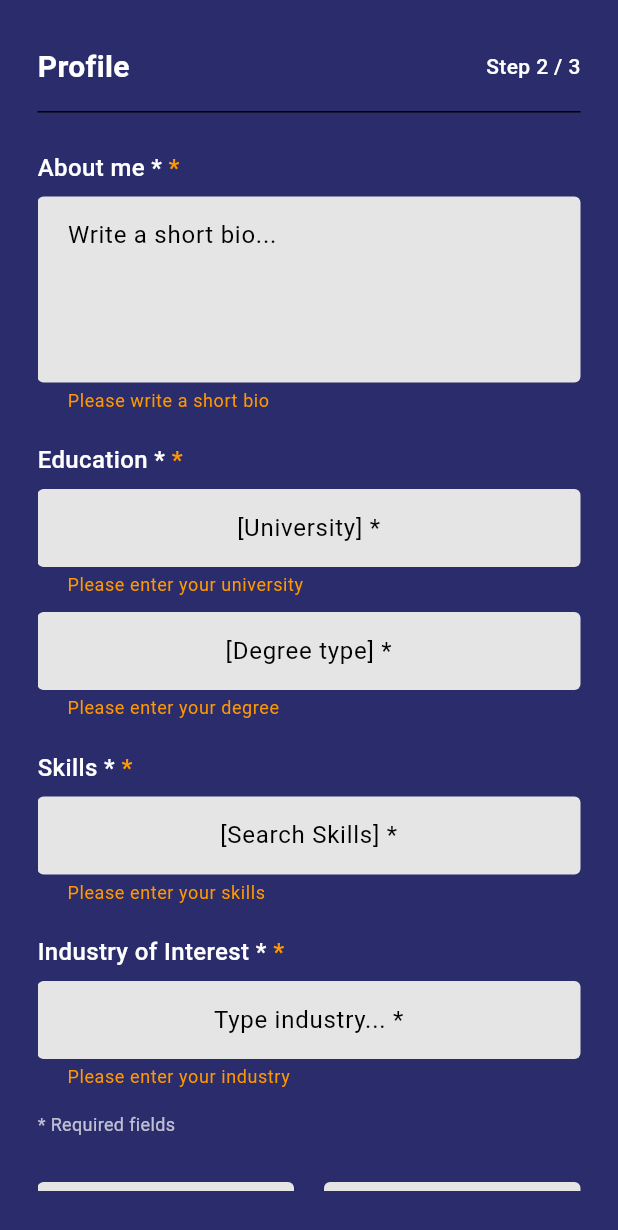
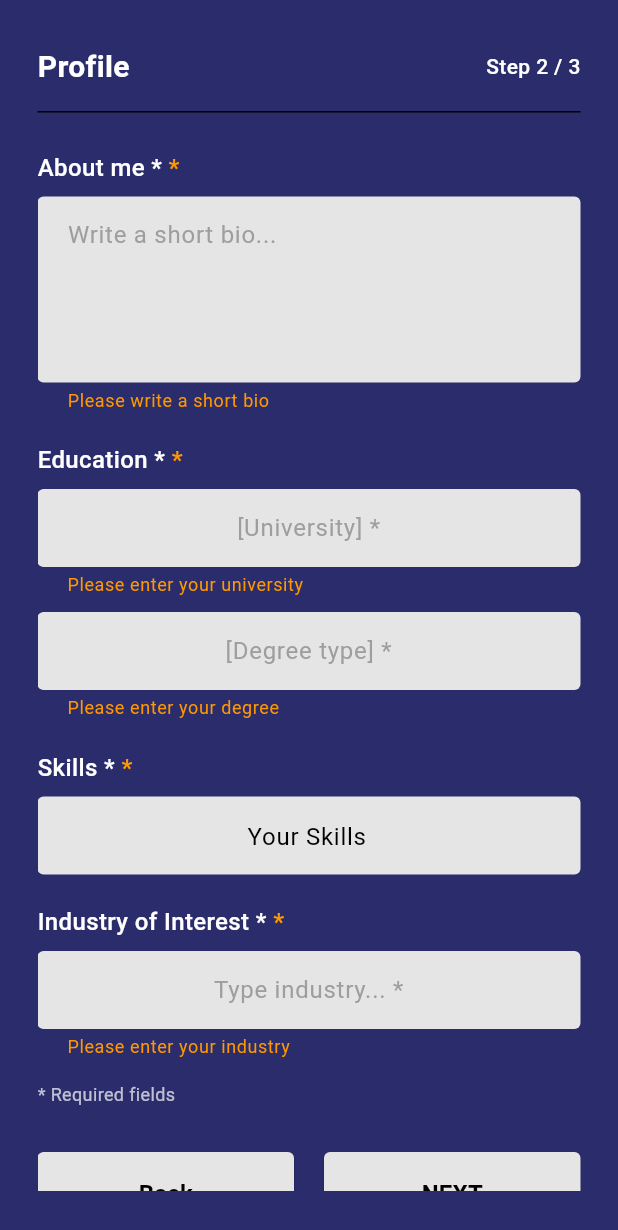
Before and after one commit to 01bisal/SkillBridge_app, a Flutter app: the Onboard2Screen screen opened by its route, after a tap on "NEXT", on a phone screen of 412 x 824 dp. Shown: the top 1230 px of the screen. Run offline on Flutter 3.47's test engine with Material 3 defaults, Android fonts, the phone set to English and light mode, and no system bars; Roboto replaces fonts that are missing (-apple-system, BlinkMacSystemFont, Segoe UI, Roboto).

Commit message:
Update onboard2_screen.dart

```diff
--- a/flutter_project/lib/screens/onboard2_screen.dart
+++ b/flutter_project/lib/screens/onboard2_screen.dart
@@ -1,4 +1,6 @@
 import 'package:flutter/material.dart';
+import 'package:provider/provider.dart';
+import 'package:skillbridge/utils/user_data_provider.dart';
 
 class Onboard2Screen extends StatefulWidget {
   const Onboard2Screen({super.key});
@@ -16,6 +18,14 @@ class _Onboard2ScreenState extends State<Onboard2Screen> {
   final _industryController = TextEditingController();
 
   @override
+  void initState() {
+    super.initState();
+    // ✅ Load existing skills
+    final userData = context.read<UserDataProvider>();
+    _skillsController.text = userData.skills;
+  }
+
+  @override
   void dispose() {
     _bioController.dispose();
     _universityController.dispose();
@@ -27,54 +37,66 @@ class _Onboard2ScreenState extends State<Onboard2Screen> {
 
   void _nextStep() {
     if (_formKey.currentState!.validate()) {
+      // ✅ SAVE SKILLS
+      final userData = context.read<UserDataProvider>();
+      userData.updateUserData(
+        name: userData.name,
+        location: userData.location,
+        skills: _skillsController.text.trim(),
+      );
+      print('✅ Onboard2: Saved skills = ${_skillsController.text.trim()}');
+
       Navigator.pushNamed(context, '/onboard3');
     }
   }
 
   @override
   Widget build(BuildContext context) {
+    final isDarkMode = Theme.of(context).brightness == Brightness.dark;
+
     return Scaffold(
       body: Container(
         width: double.infinity,
         height: MediaQuery.of(context).size.height,
-        decoration: const BoxDecoration(
-          color: Color(0xFF2B2C6B),
+        decoration: BoxDecoration(
+          color: isDarkMode ? const Color(0xFF1A1A2E) : const Color(0xFF2B2C6B),
         ),
         padding: const EdgeInsets.symmetric(horizontal: 25, vertical: 30),
         child: Column(
           children: [
-            // Header with line
             Container(
               padding: const EdgeInsets.only(bottom: 15),
-              decoration: const BoxDecoration(
+              decoration: BoxDecoration(
                 border: Border(
-                  bottom: BorderSide(color: Colors.black, width: 1),
+                  bottom: BorderSide(
+                    color: isDarkMode ? Colors.white24 : Colors.black,
+                    width: 1,
+                  ),
                 ),
               ),
               child: Row(
                 mainAxisAlignment: MainAxisAlignment.spaceBetween,
                 children: [
-                  const Text(
+                  Text(
                     'Profile',
                     style: TextStyle(
                       fontSize: 20,
                       fontWeight: FontWeight.w600,
-                      color: Colors.white,
+                      color: isDarkMode ? Colors.white : Colors.white,
                     ),
                   ),
-                  const Text(
+                  Text(
                     'Step 2 / 3',
                     style: TextStyle(
                       fontSize: 14,
                       fontWeight: FontWeight.w500,
-                      color: Colors.white,
+                      color: isDarkMode ? Colors.white60 : Colors.white,
                     ),
                   ),
                 ],
               ),
             ),
             const SizedBox(height: 25),
-            // Scrollable Form Content
             Expanded(
               child: SingleChildScrollView(
                 child: Form(
@@ -84,14 +106,20 @@ class _Onboard2ScreenState extends State<Onboard2Screen> {
                       _buildFormGroup(
                         label: 'About me *',
                         isRequired: true,
+                        isDarkMode: isDarkMode,
                         child: TextFormField(
                           controller: _bioController,
                           maxLines: 4,
-                          style: const TextStyle(color: Colors.black),
+                          style: TextStyle(
+                            color: isDarkMode ? Colors.white : Colors.black,
+                          ),
                           decoration: InputDecoration(
                             hintText: 'Write a short bio...',
+                            hintStyle: TextStyle(
+                              color: isDarkMode ? Colors.white60 : Colors.grey,
+                            ),
                             filled: true,
-                            fillColor: const Color(0xFFE5E5E5),
+                            fillColor: isDarkMode ? const Color(0xFF2D2D44) : const Color(0xFFE5E5E5),
                             border: OutlineInputBorder(
                               borderRadius: BorderRadius.circular(4),
                               borderSide: BorderSide.none,
@@ -120,16 +148,22 @@ class _Onboard2ScreenState extends State<Onboard2Screen> {
                       _buildFormGroup(
                         label: 'Education *',
                         isRequired: true,
+                        isDarkMode: isDarkMode,
                         child: Column(
                           children: [
                             TextFormField(
                               controller: _universityController,
                               textAlign: TextAlign.center,
-                              style: const TextStyle(color: Colors.black),
+                              style: TextStyle(
+                                color: isDarkMode ? Colors.white : Colors.black,
+                              ),
                               decoration: InputDecoration(
                                 hintText: '[University] *',
+                                hintStyle: TextStyle(
+                                  color: isDarkMode ? Colors.white60 : Colors.grey,
+                                ),
                                 filled: true,
-                                fillColor: const Color(0xFFE5E5E5),
+                                fillColor: isDarkMode ? const Color(0xFF2D2D44) : const Color(0xFFE5E5E5),
                                 border: OutlineInputBorder(
                                   borderRadius: BorderRadius.circular(4),
                                   borderSide: BorderSide.none,
@@ -154,11 +188,16 @@ class _Onboard2ScreenState extends State<Onboard2Screen> {
                             TextFormField(
                               controller: _degreeController,
                               textAlign: TextAlign.center,
-                              style: const TextStyle(color: Colors.black),
+                              style: TextStyle(
+                                color: isDarkMode ? Colors.white : Colors.black,
+                              ),
                               decoration: InputDecoration(
                                 hintText: '[Degree type] *',
+                                hintStyle: TextStyle(
+                                  color: isDarkMode ? Colors.white60 : Colors.grey,
+                                ),
                                 filled: true,
-                                fillColor: const Color(0xFFE5E5E5),
+                                fillColor: isDarkMode ? const Color(0xFF2D2D44) : const Color(0xFFE5E5E5),
                                 border: OutlineInputBorder(
                                   borderRadius: BorderRadius.circular(4),
                                   borderSide: BorderSide.none,
@@ -186,14 +225,20 @@ class _Onboard2ScreenState extends State<Onboard2Screen> {
                       _buildFormGroup(
                         label: 'Skills *',
                         isRequired: true,
+                        isDarkMode: isDarkMode,
                         child: TextFormField(
                           controller: _skillsController,
                           textAlign: TextAlign.center,
-                          style: const TextStyle(color: Colors.black),
+                          style: TextStyle(
+                            color: isDarkMode ? Colors.white : Colors.black,
+                          ),
                           decoration: InputDecoration(
                             hintText: '[Search Skills] *',
+                            hintStyle: TextStyle(
+                              color: isDarkMode ? Colors.white60 : Colors.grey,
+                            ),
                             filled: true,
-                            fillColor: const Color(0xFFE5E5E5),
+                            fillColor: isDarkMode ? const Color(0xFF2D2D44) : const Color(0xFFE5E5E5),
                             border: OutlineInputBorder(
                               borderRadius: BorderRadius.circular(4),
                               borderSide: BorderSide.none,
@@ -219,14 +264,20 @@ class _Onboard2ScreenState extends State<Onboard2Screen> {
                       _buildFormGroup(
                         label: 'Industry of Interest *',
                         isRequired: true,
+                        isDarkMode: isDarkMode,
                         child: TextFormField(
                           controller: _industryController,
                           textAlign: TextAlign.center,
-                          style: const TextStyle(color: Colors.black),
+                          style: TextStyle(
+                            color: isDarkMode ? Colors.white : Colors.black,
+                          ),
                           decoration: InputDecoration(
                             hintText: 'Type industry... *',
+                            hintStyle: TextStyle(
+                              color: isDarkMode ? Colors.white60 : Colors.grey,
+                            ),
                             filled: true,
-                            fillColor: const Color(0xFFE5E5E5),
+                            fillColor: isDarkMode ? const Color(0xFF2D2D44) : const Color(0xFFE5E5E5),
                             border: OutlineInputBorder(
                               borderRadius: BorderRadius.circular(4),
                               borderSide: BorderSide.none,
@@ -249,18 +300,17 @@ class _Onboard2ScreenState extends State<Onboard2Screen> {
                         ),
                       ),
                       const SizedBox(height: 15),
-                      const Align(
+                      Align(
                         alignment: Alignment.centerLeft,
                         child: Text(
                           '* Required fields',
                           style: TextStyle(
                             fontSize: 12,
-                            color: Colors.white70,
+                            color: isDarkMode ? Colors.white60 : Colors.white70,
                           ),
                         ),
                       ),
                       const SizedBox(height: 30),
-                      // Buttons
                       Row(
                         children: [
                           Expanded(
@@ -269,18 +319,19 @@ class _Onboard2ScreenState extends State<Onboard2Screen> {
                                 Navigator.pop(context);
                               },
                               style: ElevatedButton.styleFrom(
-                                backgroundColor: const Color(0xFFE5E5E5),
-                                foregroundColor: Colors.black,
+                                backgroundColor: isDarkMode ? const Color(0xFF2D2D44) : const Color(0xFFE5E5E5),
+                                foregroundColor: isDarkMode ? Colors.white : Colors.black,
                                 padding: const EdgeInsets.symmetric(vertical: 16),
                                 shape: RoundedRectangleBorder(
                                   borderRadius: BorderRadius.circular(4),
                                 ),
                               ),
-                              child: const Text(
+                              child: Text(
                                 'Back',
                                 style: TextStyle(
                                   fontSize: 16,
                                   fontWeight: FontWeight.w600,
+                                  color: isDarkMode ? Colors.white : Colors.black,
                                 ),
                               ),
                             ),
@@ -290,18 +341,19 @@ class _Onboard2ScreenState extends State<Onboard2Screen> {
                             child: ElevatedButton(
                               onPressed: _nextStep,
                               style: ElevatedButton.styleFrom(
-                                backgroundColor: const Color(0xFFE5E5E5),
-                                foregroundColor: Colors.black,
+                                backgroundColor: isDarkMode ? const Color(0xFF2D2D44) : const Color(0xFFE5E5E5),
+                                foregroundColor: isDarkMode ? Colors.white : Colors.black,
                                 padding: const EdgeInsets.symmetric(vertical: 16),
                                 shape: RoundedRectangleBorder(
                                   borderRadius: BorderRadius.circular(4),
                                 ),
                               ),
-                              child: const Text(
+                              child: Text(
                                 'NEXT',
                                 style: TextStyle(
                                   fontSize: 16,
                                   fontWeight: FontWeight.w600,
+                                  color: isDarkMode ? Colors.white : Colors.black,
                                 ),
                               ),
                             ),
@@ -323,6 +375,7 @@ class _Onboard2ScreenState extends State<Onboard2Screen> {
   Widget _buildFormGroup({
     required String label,
     required Widget child,
+    required bool isDarkMode,
     bool isRequired = false,
   }) {
     return Column(
@@ -332,8 +385,8 @@ class _Onboard2ScreenState extends State<Onboard2Screen> {
           children: [
             Text(
               label,
-              style: const TextStyle(
-                color: Colors.white,
+              style: TextStyle(
+                color: isDarkMode ? Colors.white : Colors.white,
                 fontSize: 16,
                 fontWeight: FontWeight.w500,
               ),
```
